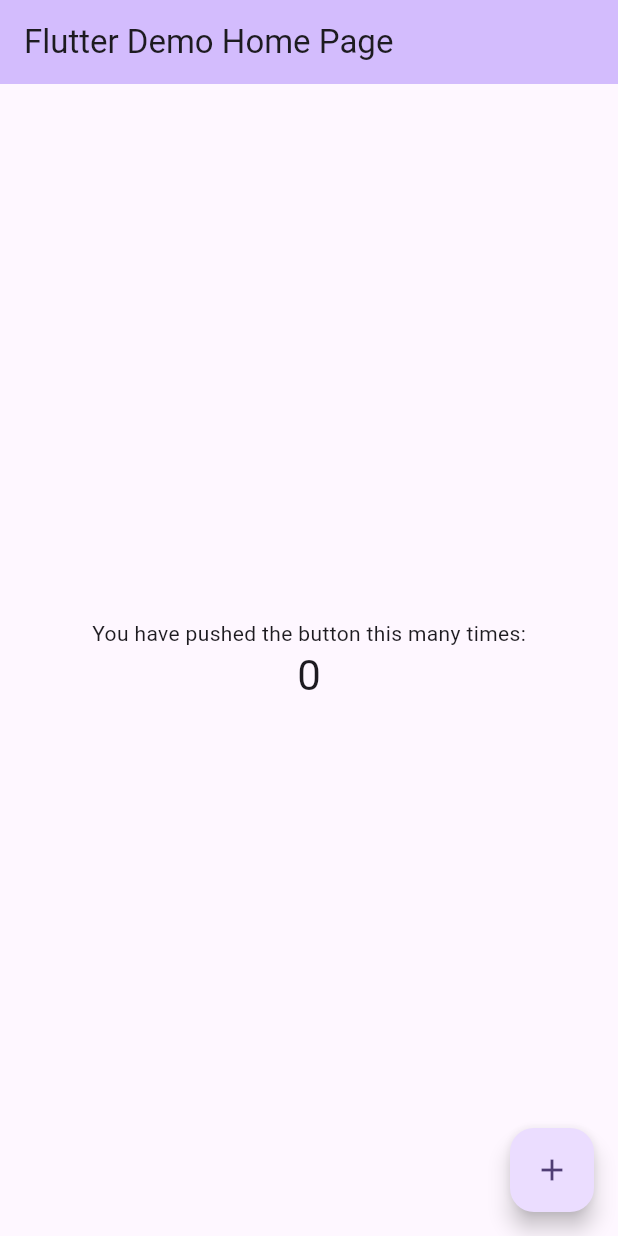
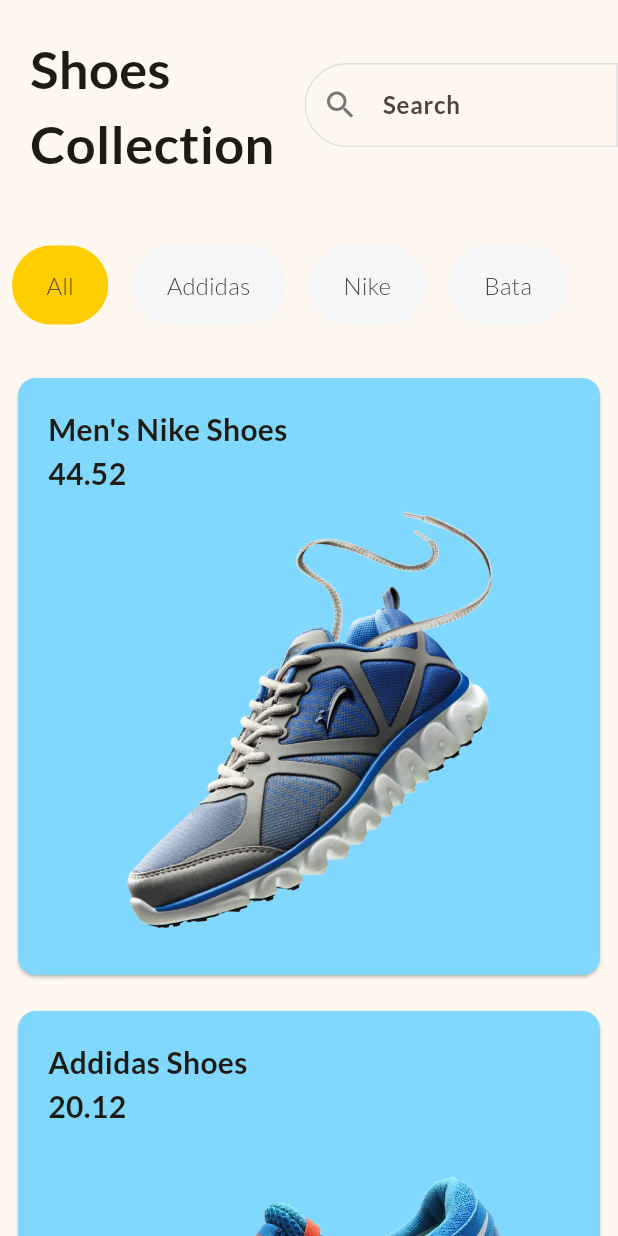
Before and after one commit to sanket92011/Shopping-app, a Flutter app: the screen it shows after launch, on a phone screen of 412 x 824 dp. Run offline on Flutter 3.47's test engine with Material 3 defaults, Android fonts, the phone set to English and light mode, and no system bars.

Commit message:
Added product model

```diff
--- a/lib/main.dart
+++ b/lib/main.dart
@@ -1,4 +1,5 @@
 import 'package:flutter/material.dart';
+import 'package:shopping_app/pages/home_page.dart';
 
 void main() {
   runApp(const MyApp());
@@ -7,119 +8,26 @@ void main() {
 class MyApp extends StatelessWidget {
   const MyApp({super.key});
 
-  // This widget is the root of your application.
   @override
   Widget build(BuildContext context) {
     return MaterialApp(
-      title: 'Flutter Demo',
+      home: const HomePage(),
+      title: 'Shopping App ',
       theme: ThemeData(
-        // This is the theme of your application.
-        //
-        // TRY THIS: Try running your application with "flutter run". You'll see
-        // the application has a purple toolbar. Then, without quitting the app,
-        // try changing the seedColor in the colorScheme below to Colors.green
-        // and then invoke "hot reload" (save your changes or press the "hot
-        // reload" button in a Flutter-supported IDE, or press "r" if you used
-        // the command line to start the app).
-        //
-        // Notice that the counter didn't reset back to zero; the application
-        // state is not lost during the reload. To reset the state, use hot
-        // restart instead.
-        //
-        // This works for code too, not just values: Most code changes can be
-        // tested with just a hot reload.
-        colorScheme: ColorScheme.fromSeed(seedColor: Colors.deepPurple),
+        inputDecorationTheme: const InputDecorationTheme(
+          prefixIconColor: Color.fromRGBO(119, 119, 119, 1),
+          hintStyle: TextStyle(
+            fontWeight: FontWeight.bold,
+            fontSize: 16,
+          ),
+        ),
+        fontFamily: 'Lato',
+        colorScheme: ColorScheme.fromSeed(
+          seedColor: const Color.fromRGBO(254, 206, 1, 1),
+          primary: const Color.fromRGBO(254, 206, 1, 1),
+        ),
         useMaterial3: true,
       ),
-      home: const MyHomePage(title: 'Flutter Demo Home Page'),
     );
   }
 }
-
-class MyHomePage extends StatefulWidget {
-  const MyHomePage({super.key, required this.title});
-
-  // This widget is the home page of your application. It is stateful, meaning
-  // that it has a State object (defined below) that contains fields that affect
-  // how it looks.
-
-  // This class is the configuration for the state. It holds the values (in this
-  // case the title) provided by the parent (in this case the App widget) and
-  // used by the build method of the State. Fields in a Widget subclass are
-  // always marked "final".
-
-  final String title;
-
-  @override
-  State<MyHomePage> createState() => _MyHomePageState();
-}
-
-class _MyHomePageState extends State<MyHomePage> {
-  int _counter = 0;
-
-  void _incrementCounter() {
-    setState(() {
-      // This call to setState tells the Flutter framework that something has
-      // changed in this State, which causes it to rerun the build method below
-      // so that the display can reflect the updated values. If we changed
-      // _counter without calling setState(), then the build method would not be
-      // called again, and so nothing would appear to happen.
-      _counter++;
-    });
-  }
-
-  @override
-  Widget build(BuildContext context) {
-    // This method is rerun every time setState is called, for instance as done
-    // by the _incrementCounter method above.
-    //
-    // The Flutter framework has been optimized to make rerunning build methods
-    // fast, so that you can just rebuild anything that needs updating rather
-    // than having to individually change instances of widgets.
-    return Scaffold(
-      appBar: AppBar(
-        // TRY THIS: Try changing the color here to a specific color (to
-        // Colors.amber, perhaps?) and trigger a hot reload to see the AppBar
-        // change color while the other colors stay the same.
-        backgroundColor: Theme.of(context).colorScheme.inversePrimary,
-        // Here we take the value from the MyHomePage object that was created by
-        // the App.build method, and use it to set our appbar title.
-        title: Text(widget.title),
-      ),
-      body: Center(
-        // Center is a layout widget. It takes a single child and positions it
-        // in the middle of the parent.
-        child: Column(
-          // Column is also a layout widget. It takes a list of children and
-          // arranges them vertically. By default, it sizes itself to fit its
-          // children horizontally, and tries to be as tall as its parent.
-          //
-          // Column has various properties to control how it sizes itself and
-          // how it positions its children. Here we use mainAxisAlignment to
-          // center the children vertically; the main axis here is the vertical
-          // axis because Columns are vertical (the cross axis would be
-          // horizontal).
-          //
-          // TRY THIS: Invoke "debug painting" (choose the "Toggle Debug Paint"
-          // action in the IDE, or press "p" in the console), to see the
-          // wireframe for each widget.
-          mainAxisAlignment: MainAxisAlignment.center,
-          children: <Widget>[
-            const Text(
-              'You have pushed the button this many times:',
-            ),
-            Text(
-              '$_counter',
-              style: Theme.of(context).textTheme.headlineMedium,
-            ),
-          ],
-        ),
-      ),
-      floatingActionButton: FloatingActionButton(
-        onPressed: _incrementCounter,
-        tooltip: 'Increment',
-        child: const Icon(Icons.add),
-      ), // This trailing comma makes auto-formatting nicer for build methods.
-    );
-  }
-}
--- /dev/null
+++ b/lib/models/products_model.dart
@@ -0,0 +1,44 @@
+final products = [
+  {
+    'id': '0',
+    'title': 'Men\'s Nike Shoes',
+    'price': 44.52,
+    'imageUrl': 'assets/images/1.png',
+    'company': 'Nike',
+    'sizes': [9, 10, 11, 12],
+  },
+  {
+    'id': '1',
+    'title': 'Addidas Shoes',
+    'price': 20.12,
+    'imageUrl': 'assets/images/2.png',
+    'company': 'Addidas',
+    'sizes': [9, 10, 12],
+  },
+  {
+    'id': '2',
+    'title': 'Bata Women\'s Shoes',
+    'price': 28.95,
+    'imageUrl': 'assets/images/3.png',
+    'company': 'Bata',
+    'sizes': [8, 9, 10],
+  },
+  {
+    'id': '3',
+    'title': 'Jordan Shoes',
+    'price': 420.69,
+    'imageUrl': 'assets/images/4.png',
+    'company': 'Nike',
+    'sizes': [8, 9, 10],
+  },
+];
+final cart = [
+  {
+    'id': '3',
+    'title': 'Jordan Shoes',
+    'price': 420.69,
+    'imageUrl': 'assets/images/4.png',
+    'company': 'Nike',
+    'sizes': '8',
+  }
+];
--- /dev/null
+++ b/lib/pages/home_page.dart
@@ -0,0 +1,102 @@
+import 'package:flutter/material.dart';
+import 'package:shopping_app/widgets/product_card.dart';
+
+class HomePage extends StatefulWidget {
+  const HomePage({super.key});
+
+  @override
+  State<HomePage> createState() => _HomePageState();
+}
+
+class _HomePageState extends State<HomePage> {
+  final List<String> filters = [
+    'All',
+    'Addidas',
+    'Nike',
+    'Bata',
+  ];
+  late String selectedChip;
+
+  @override
+  void initState() {
+    super.initState();
+    selectedChip = filters[0];
+  }
+
+  @override
+  Widget build(BuildContext context) {
+    const border = OutlineInputBorder(
+      borderSide: BorderSide(
+        color: Color.fromRGBO(225, 225, 225, 1),
+      ),
+      borderRadius: BorderRadius.horizontal(
+        left: Radius.circular(50),
+      ),
+    );
+
+    return Scaffold(
+      body: SafeArea(
+        child: Column(
+          children: [
+            const Row(
+              children: [
+                Padding(
+                  padding: EdgeInsets.all(20.0),
+                  child: Text(
+                    "Shoes\nCollection",
+                    style: TextStyle(fontWeight: FontWeight.bold, fontSize: 35),
+                  ),
+                ),
+                Expanded(
+                  child: TextField(
+                    decoration: InputDecoration(
+                        border: border,
+                        enabledBorder: border,
+                        focusedBorder: border,
+                        hintText: "Search",
+                        prefixIcon: Icon(Icons.search)),
+                  ),
+                ),
+              ],
+            ),
+            SizedBox(
+              height: 100,
+              child: ListView.builder(
+                itemCount: filters.length,
+                scrollDirection: Axis.horizontal,
+                itemBuilder: (context, index) {
+                  final filter = filters[index];
+                  return Padding(
+                    padding: const EdgeInsets.symmetric(horizontal: 8),
+                    child: GestureDetector(
+                      onTap: () {
+                        setState(() {
+                          selectedChip = filter;
+                        });
+                      },
+                      child: Chip(
+                        shape: RoundedRectangleBorder(
+                          borderRadius: BorderRadius.circular(30),
+                        ),
+                        backgroundColor: selectedChip == filter
+                            ? Theme.of(context).colorScheme.primary
+                            : const Color.fromRGBO(245, 247, 249, 1),
+                        side: BorderSide.none,
+                        labelStyle: const TextStyle(fontSize: 16),
+                        padding: const EdgeInsets.all(15),
+                        label: Text(
+                          filter,
+                        ),
+                      ),
+                    ),
+                  );
+                },
+              ),
+            ),
+            const ProductCard()
+          ],
+        ),
+      ),
+    );
+  }
+}
--- /dev/null
+++ b/lib/widgets/product_card.dart
@@ -0,0 +1,58 @@
+import 'package:flutter/material.dart';
+
+import '../models/products_model.dart';
+
+class ProductCard extends StatefulWidget {
+  const ProductCard({
+    super.key,
+  });
+
+  @override
+  State<ProductCard> createState() => _ProductCardState();
+}
+
+class _ProductCardState extends State<ProductCard> {
+  @override
+  Widget build(BuildContext context) {
+    return Expanded(
+      child: ListView.builder(
+        itemBuilder: (context, index) {
+          final product = products[index];
+          return Padding(
+            padding: const EdgeInsets.all(8.0),
+            child: SizedBox(
+              width: double.infinity,
+              child: Card(
+                color: Colors.lightBlueAccent.shade100,
+                child: Padding(
+                  padding: const EdgeInsets.all(20.0),
+                  child: Column(
+                    crossAxisAlignment: CrossAxisAlignment.start,
+                    children: [
+                      Text(
+                        product['title'].toString(),
+                        style: const TextStyle(
+                            fontSize: 20, fontWeight: FontWeight.bold),
+                      ),
+                      Text(
+                        product['price'].toString(),
+                        style: const TextStyle(
+                            fontSize: 20, fontWeight: FontWeight.bold),
+                      ),
+                      Image.asset(
+                        product['imageUrl'].toString(),
+                        width: double.infinity,
+                        height: 300,
+                      ),
+                    ],
+                  ),
+                ),
+              ),
+            ),
+          );
+        },
+        itemCount: products.length,
+      ),
+    );
+  }
+}
```
Also changed, not shown: pubspec.yaml (+8 -10 lines), assets/fonts/Lato-Bold.ttf (added), assets/fonts/Lato-Light.ttf (added), assets/images/1.png (added), assets/images/2.png (added), assets/images/3.png (added), assets/images/4.png (added).
